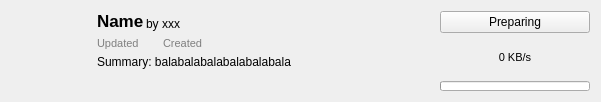
The window that src/ui/modrinth/modrinthmoditemwidget.ui (kaniol-lck/modmanager) describes before a commit, drawn with Qt 5.
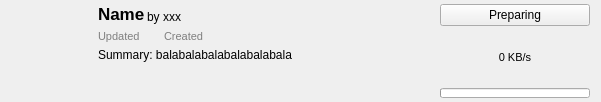
The same window after the commit. Icons and pictures are not drawn.

The edit to the form file:
```diff
--- a/src/ui/modrinth/modrinthmoditemwidget.ui
+++ b/src/ui/modrinth/modrinthmoditemwidget.ui
@@ -14,6 +14,15 @@
    <string>Form</string>
   </property>
   <layout class="QGridLayout" name="gridLayout">
+   <property name="leftMargin">
+    <number>12</number>
+   </property>
+   <property name="topMargin">
+    <number>4</number>
+   </property>
+   <property name="bottomMargin">
+    <number>4</number>
+   </property>
    <item row="0" column="0">
     <widget class="QLabel" name="modIcon">
      <property name="sizePolicy">
@@ -99,7 +108,14 @@
        </item>
        <item>
         <widget class="QWidget" name="tags" native="true">
-         <layout class="QHBoxLayout" name="tagsLayout"/>
+         <layout class="QHBoxLayout" name="tagsLayout">
+          <property name="topMargin">
+           <number>0</number>
+          </property>
+          <property name="bottomMargin">
+           <number>0</number>
+          </property>
+         </layout>
         </widget>
        </item>
        <item>
```
